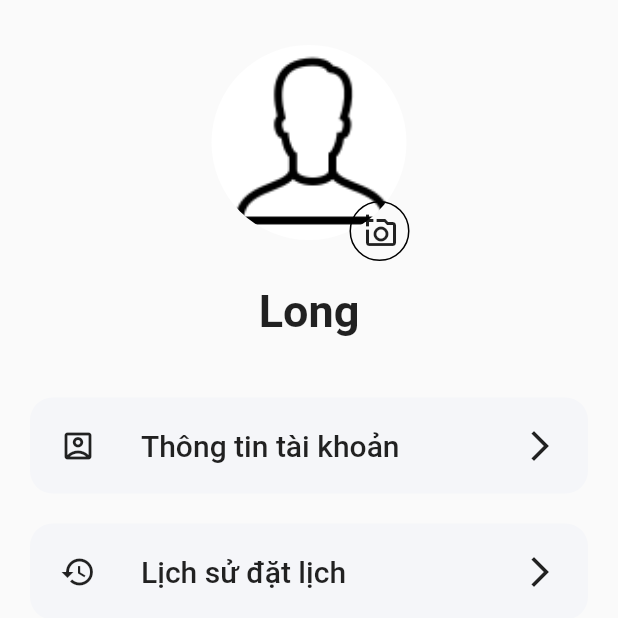
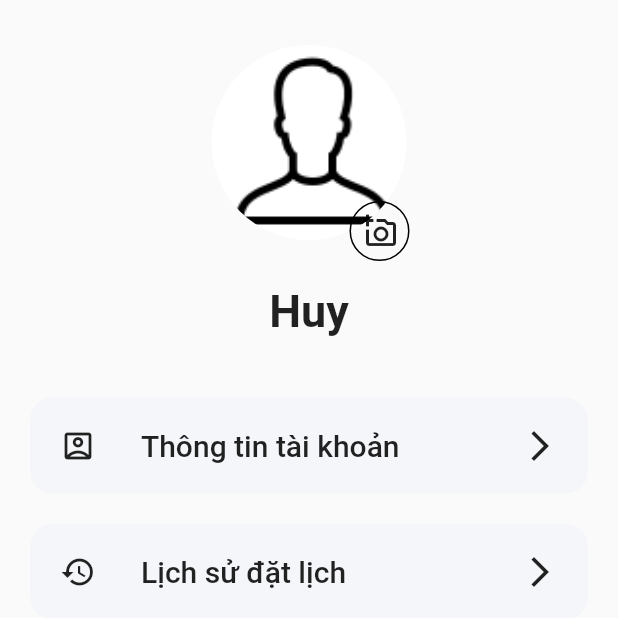
Before and after one commit to redore1234/HCIProject, a Flutter app: the screen it shows after launch, item 3 of the bottom bar chosen, on a phone screen of 412 x 824 dp, the top half of it. Run offline on Flutter 3.47's test engine with Material 2 defaults, Android fonts, the phone set to English and light mode, and no system bars; our stand-ins replace date_picker_timeline, flutter_svg, table_calendar.

Commit message:
fix bug UI on profile screen

```diff
--- a/lib/views/profile/profile-body.dart
+++ b/lib/views/profile/profile-body.dart
@@ -13,7 +13,8 @@ class ProfileBody extends StatefulWidget {
 class _ProfileState extends State<ProfileBody> {
   @override
   Widget build(BuildContext context) {
-    return Column(
+    return SingleChildScrollView(
+      child: Column(
         children: [
           SizedBox(
             height: 30.0,
@@ -23,7 +24,7 @@ class _ProfileState extends State<ProfileBody> {
             height: 30.0,
           ),
           Text(
-          'Long',
+            'Huy',
             style: TextStyle(fontSize: 30, fontWeight: FontWeight.bold),
           ),
 
@@ -69,7 +70,8 @@ class _ProfileState extends State<ProfileBody> {
                   onPressed: () {
                     Navigator.push(
                       context,
-                    MaterialPageRoute(builder: (context) => MyHistoryBooking()),
+                      MaterialPageRoute(
+                          builder: (context) => MyHistoryBooking()),
                     );
                   },
                   child: Row(
@@ -161,6 +163,7 @@ class _ProfileState extends State<ProfileBody> {
                     ],
                   )))
         ],
+      ),
     );
   }
 }
--- a/lib/views/profile/profile-page.dart
+++ b/lib/views/profile/profile-page.dart
@@ -5,7 +5,7 @@ class ProfilePage extends StatelessWidget {
   @override
   Widget build(BuildContext context) {
     return Scaffold(
-      body: ProfileBody(),
+      body: SafeArea(child: ProfileBody()),
     );
   }
 }
```
Lines whose indentation alone changed are shown as unchanged.
